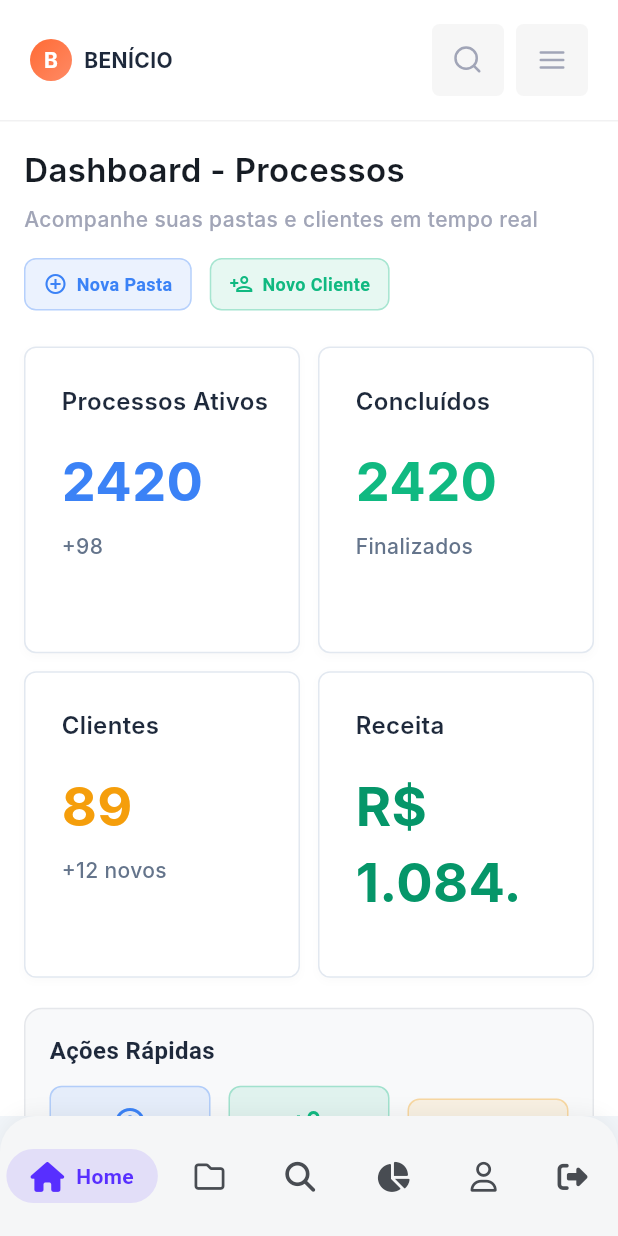
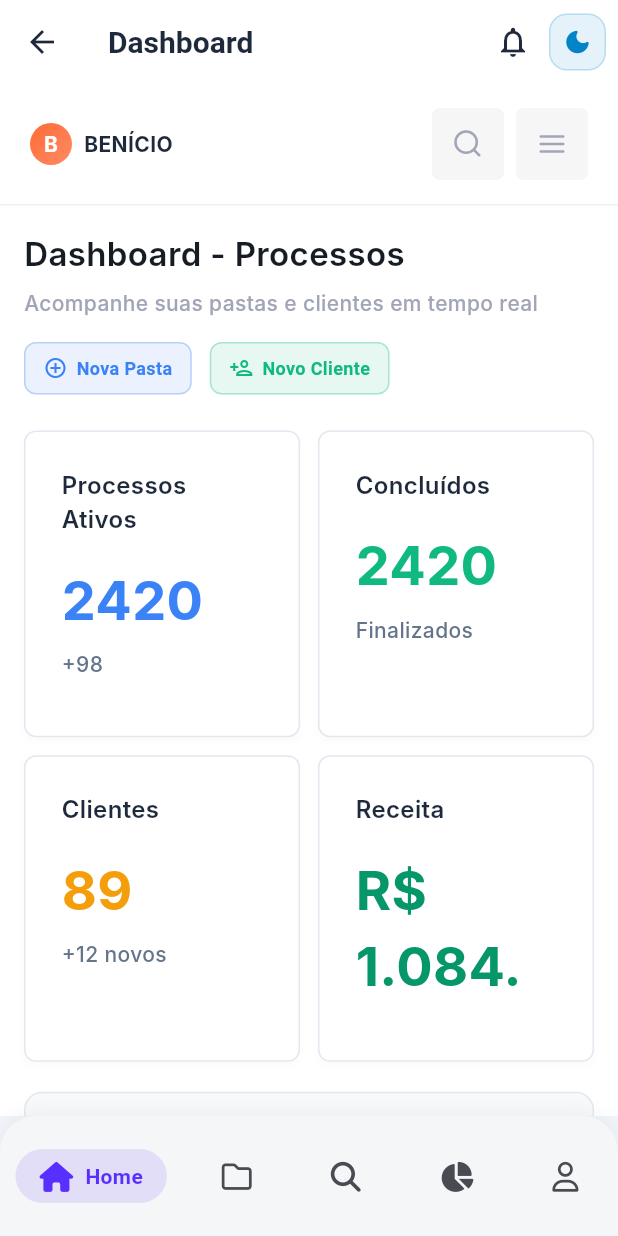
Before and after one commit to gabrielmaialva33/yol-benicio-app, a Flutter app: the MainNavigator screen opened directly, on a phone screen of 412 x 824 dp. Run offline on Flutter 3.47's test engine with Material 3 defaults, Android fonts, the phone set to English and light mode, and no system bars; our stand-ins replace faker, fl_chart, flutter_svg, font_awesome_flutter, shared_preferences; accounts and stored records are empty; Roboto replaces fonts that are missing (Inter, Poppins, SF Pro Display).

Commit message:
chore: improve `metric_card` text handling, add logout dialog in `main_navigator`; remove redundant logout nav item; adjust imports for `auth_service`

```diff
--- a/lib/features/dashboard/widgets/metric_card.dart
+++ b/lib/features/dashboard/widgets/metric_card.dart
@@ -58,8 +58,10 @@ class MetricCard extends StatelessWidget {
             // Header com título e ícone de visualização
             Row(
               mainAxisAlignment: MainAxisAlignment.spaceBetween,
+              crossAxisAlignment: CrossAxisAlignment.start,
               children: [
-                Text(
+                Expanded(
+                  child: Text(
                     title,
                     style: TextStyle(
                       fontFamily: 'Inter',
@@ -67,8 +69,12 @@ class MetricCard extends StatelessWidget {
                       fontWeight: FontWeight.w600,
                       color: titleColor ?? const Color(0xFF1E293B),
                     ),
+                    maxLines: 2,
+                    overflow: TextOverflow.ellipsis,
                   ),
-                if (hasViewIcon)
+                ),
+                if (hasViewIcon) ...[
+                  const SizedBox(width: 8),
                   Container(
                     width: 32,
                     height: 32,
@@ -82,6 +88,7 @@ class MetricCard extends StatelessWidget {
                       color: Color(0xFF64748B),
                     ),
                   ),
+                ],
               ],
             ),
 
--- a/lib/features/navigation/bottom_navigation.dart
+++ b/lib/features/navigation/bottom_navigation.dart
@@ -64,12 +64,6 @@ class BenicioBottomNavigation extends StatelessWidget {
               label: 'Perfil',
               isActive: currentIndex == 4,
             ),
-            _buildNavItem(
-              index: 5,
-              icon: FontAwesomeIcons.signOutAlt,
-              label: 'Sair',
-              isActive: currentIndex == 5,
-            ),
           ],
         ),
       ),
--- a/lib/features/navigation/main_navigator.dart
+++ b/lib/features/navigation/main_navigator.dart
@@ -10,6 +10,7 @@ import '../search/search_page.dart';
 import '../folders/pages/folder_consultation_page.dart';
 import '../history/pages/general_history_page.dart';
 import 'widgets/desktop_sidebar.dart';
+import '../auth/services/auth_service.dart';
 
 class MainNavigator extends StatefulWidget {
   const MainNavigator({Key? key}) : super(key: key);
@@ -53,6 +54,33 @@ class _MainNavigatorState extends State<MainNavigator> {
         curve: Curves.easeInOut,
       );
     }
+  }
+
+  void _handleLogout() {
+    showDialog(
+      context: context,
+      builder: (context) => AlertDialog(
+        title: const Text('Confirmar Logout'),
+        content: const Text('Tem certeza que deseja sair da sua conta?'),
+        actions: [
+          TextButton(
+            onPressed: () => Navigator.pop(context),
+            child: const Text('Cancelar'),
+          ),
+          TextButton(
+            onPressed: () async {
+              Navigator.pop(context);
+              final authService = context.read<AuthService>();
+              await authService.logout();
+              if (mounted) {
+                Navigator.pushReplacementNamed(context, '/login');
+              }
+            },
+            child: const Text('Sair', style: TextStyle(color: Colors.red)),
+          ),
+        ],
+      ),
+    );
   }
 
   @override
@@ -217,7 +245,34 @@ class _MainNavigatorState extends State<MainNavigator> {
                           const SizedBox(width: 8),
                         ],
                       )
-                    : null,
+                    : AppBar(
+                        backgroundColor:
+                            themeProvider.themeData.appBarTheme.backgroundColor,
+                        foregroundColor:
+                            themeProvider.themeData.appBarTheme.foregroundColor,
+                        elevation: 0,
+                        title: Text(
+                          _pageTitles[_currentIndex],
+                          style: TextStyle(
+                            fontWeight: FontWeight.w600,
+                            color: themeProvider
+                                .themeData.textTheme.titleLarge?.color,
+                          ),
+                        ),
+                        actions: [
+                          if (_currentIndex == 4) // Profile page
+                            IconButton(
+                              icon: const Icon(Icons.logout),
+                              onPressed: _handleLogout,
+                            ),
+                          IconButton(
+                            icon: const Icon(Icons.notifications_outlined),
+                            onPressed: () {},
+                          ),
+                          const QuickThemeToggle(),
+                          const SizedBox(width: 8),
+                        ],
+                      ),
                 body: PageView(
                   controller: _pageController,
                   onPageChanged: (index) {
--- a/lib/features/profile/profile_page.dart
+++ b/lib/features/profile/profile_page.dart
@@ -1,7 +1,7 @@
 import 'package:flutter/material.dart';
 import 'package:provider/provider.dart';
 import '../../core/theme/theme_provider.dart';
-import '../shared/services/auth_service.dart';
+import '../auth/services/auth_service.dart';
 
 class ProfilePage extends StatefulWidget {
   const ProfilePage({super.key});
```
Lines whose indentation alone changed are shown as unchanged.
